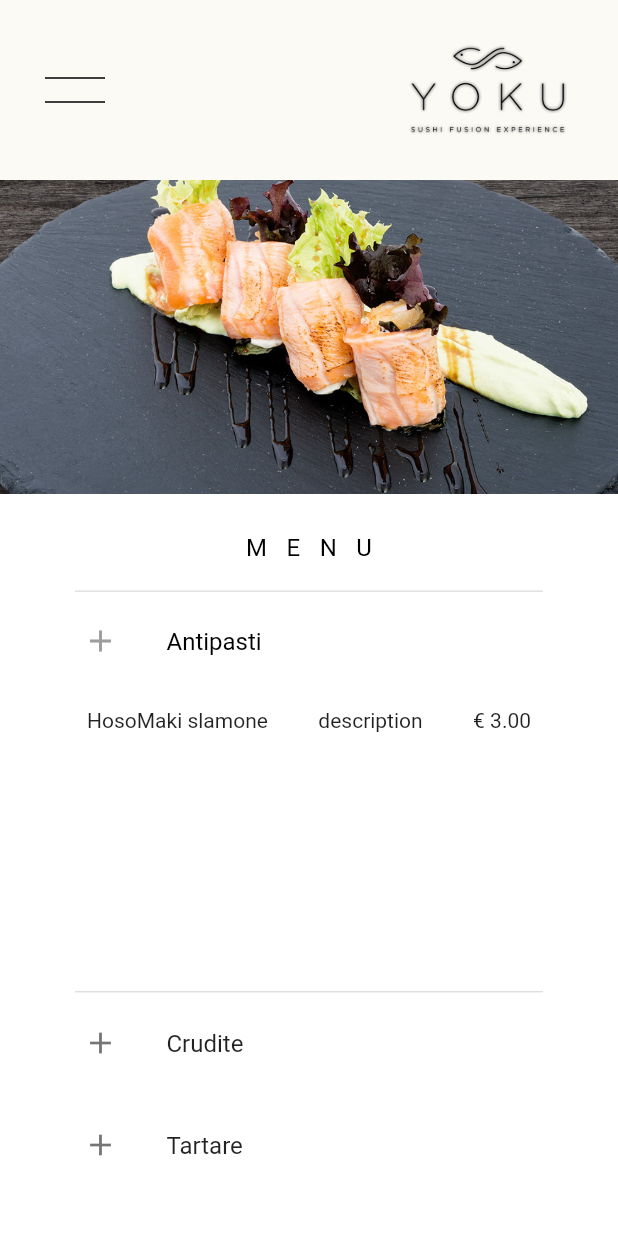
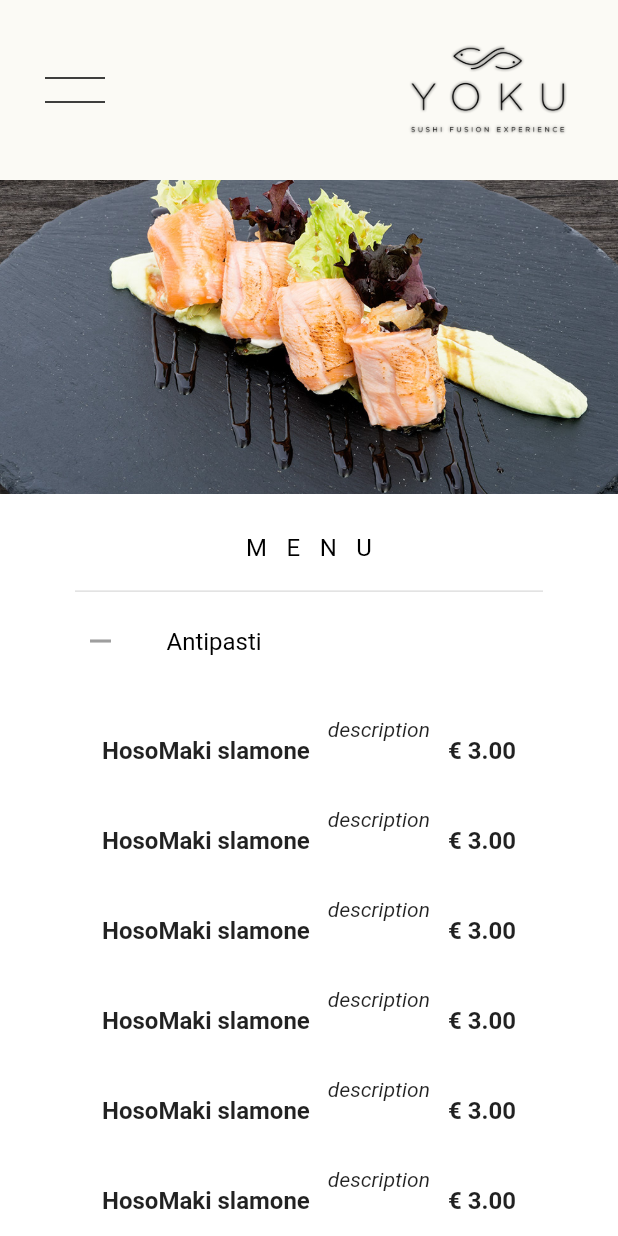
Before and after one commit to tonylaurnic/yoku_web_app, a Flutter app: the MenuScreen screen opened by its route, after a tap on "Antipasti", on a phone screen of 412 x 824 dp. Run offline on Flutter 3.47's test engine with Material 2 defaults, Android fonts, the phone set to English and light mode, and no system bars; our stand-ins replace carousel_slider, equatable, get, go_router, responsive_builder, sentry_flutter; Roboto replaces fonts that are missing (M_PLUS_1p).

Commit message:
menu expansion and category fixed

```diff
--- a/lib/controllers/category_controller.dart
+++ b/lib/controllers/category_controller.dart
@@ -8,6 +8,7 @@ class CategoryController extends GetxController {
   static CategoryController instance = Get.find();
 
   List<Category> category = Category.categories.obs;
+  // var category = <Category>[].obs;
 
   List<Product> categoryProducts(Category category) =>
       productController.products
--- a/lib/controllers/product_controller.dart
+++ b/lib/controllers/product_controller.dart
@@ -6,13 +6,14 @@ class ProductController extends GetxController {
   static ProductController instance = Get.find();
 
   RxList<Product> products = Product.products.obs;
+  // var products = <Product>[].obs;
 
   void addProduct() {
     update();
   }
 
-  List<Product> categoryProducts(Category? category) =>
-      products.where((product) => product.category == category!.name).toList();
+  List<Product> categoryProducts(Category category) =>
+      products.where((product) => product.category == category.name).toList();
 
   void reorderProduct(
     oldIndex,
--- a/lib/models/category_model.dart
+++ b/lib/models/category_model.dart
@@ -1,8 +1,8 @@
 import 'package:equatable/equatable.dart';
 
 class Category extends Equatable {
-  final String name;
-  final String imageUrl;
+  final String? name;
+  final String? imageUrl;
 
   const Category({
     required this.name,
@@ -121,5 +121,5 @@ class Category extends Equatable {
   ];
 
   @override
-  List<Object> get props => [name, imageUrl];
+  List<Object?> get props => [name, imageUrl];
 }
--- a/lib/models/products_models.dart
+++ b/lib/models/products_models.dart
@@ -3,9 +3,10 @@ import 'package:equatable/equatable.dart';
 class Product extends Equatable {
   final String name;
   final String category;
-  final String price;
+  final double price;
   final String description;
   final String allergy;
+
   const Product({
     required this.name,
     required this.category,
@@ -18,16 +19,88 @@ class Product extends Equatable {
     const Product(
       name: 'HosoMaki slamone',
       category: 'Antipasti',
-      price: '3.00',
+      price: 3.00,
       description: 'description',
-      allergy: 'allergy',
+      allergy: '',
     ),
     const Product(
-      name: 'Uramaki salmone',
-      category: 'Uramaki',
-      price: '14',
+      name: 'HosoMaki slamone',
+      category: 'Antipasti',
+      price: 3.00,
       description: 'description',
-      allergy: 'allergy',
+      allergy: '',
+    ),
+    const Product(
+      name: 'HosoMaki slamone',
+      category: 'Antipasti',
+      price: 3.00,
+      description: 'description',
+      allergy: '',
+    ),
+    const Product(
+      name: 'HosoMaki slamone',
+      category: 'Antipasti',
+      price: 3.00,
+      description: 'description',
+      allergy: '',
+    ),
+    const Product(
+      name: 'Gamberi e scampi',
+      category: 'Crudite',
+      price: 14,
+      description: 'description',
+      allergy: '',
+    ),
+    const Product(
+      name: 'SALMON TARTARE',
+      category: 'Tartare',
+      price: 10,
+      description:
+          'tartare di salmone con avocado, ikura, pasta kataifi e il suo condimento',
+      allergy: '',
+    ),
+    const Product(
+      name: 'HosoMaki slamone',
+      category: 'Antipasti',
+      price: 3.00,
+      description: 'description',
+      allergy: '',
+    ),
+    const Product(
+      name: 'HosoMaki slamone',
+      category: 'Antipasti',
+      price: 3.00,
+      description: 'description',
+      allergy: '',
+    ),
+    const Product(
+      name: 'HosoMaki slamone',
+      category: 'Antipasti',
+      price: 3.00,
+      description: 'description',
+      allergy: '',
+    ),
+    const Product(
+      name: 'HosoMaki slamone',
+      category: 'Antipasti',
+      price: 3.00,
+      description: 'description',
+      allergy: '',
+    ),
+    const Product(
+      name: 'Gamberi e scampi',
+      category: 'Crudite',
+      price: 14,
+      description: 'description',
+      allergy: '',
+    ),
+    const Product(
+      name: 'SALMON TARTARE',
+      category: 'Tartare',
+      price: 10,
+      description:
+          'tartare di salmone con avocado, ikura, pasta kataifi e il suo condimento',
+      allergy: '',
     )
   ];
 
--- a/lib/pages/menu/menu_desktop.dart
+++ b/lib/pages/menu/menu_desktop.dart
@@ -14,7 +14,7 @@ class MenuDesktopScreen extends StatefulWidget {
 }
 
 class _MenuDesktopScreenState extends State<MenuDesktopScreen> {
-  String? selectedValue;
+  bool selectedValue = false;
 
   bool isColapsed = false;
 
@@ -34,12 +34,20 @@ class _MenuDesktopScreenState extends State<MenuDesktopScreen> {
               const SizedBox(
                 height: 120,
               ),
-              HomePictureWidget(
+              !selectedValue
+                  ? HomePictureWidget(
                       topPadding: 0,
                       heigtContainer: MediaQuery.of(context).size.height * 0.5,
                       widithContainer: MediaQuery.of(context).size.height * 1.7,
                       image: 'assets/menu.jpg',
-              ),
+                    )
+                  : const SizedBox(),
+              // : HomePictureWidget(
+              //     topPadding: 0,
+              //     heigtContainer: MediaQuery.of(context).size.height * 0.2,
+              //     widithContainer: MediaQuery.of(context).size.height * 1.7,
+              //     image: 'assets/menu.jpg',
+              //   ),
               const SizedBox(height: 10),
               const Padding(
                 padding: EdgeInsets.all(20.0),
@@ -51,50 +59,59 @@ class _MenuDesktopScreenState extends State<MenuDesktopScreen> {
               Expanded(
                 child: ListView.builder(
                   itemCount: category.length,
-                  itemBuilder: (context, index) {
-                    isColapsed = colapsedIndex == index;
-                    //category
-                    return Column(
-                      children: [
-                        Padding(
+                  itemBuilder: (_, index) {
+                    final cat = category[index];
+
+                    var prodByCat = product
+                        .where((product) => product.category == cat.name)
+                        .toList();
+
+                    return Padding(
                       padding: const EdgeInsets.symmetric(horizontal: 50),
                       child: ExpansionTile(
+                        maintainState: true,
+                        title: Column(children: [
+                          Row(
+                            mainAxisAlignment: MainAxisAlignment.start,
+                            children: [
+                              Text('${cat.name}'),
+                            ],
+                          )
+                        ]),
+                        tilePadding: const EdgeInsets.all(5),
+                        expandedCrossAxisAlignment: CrossAxisAlignment.end,
+                        iconColor: Colors.grey,
+                        textColor: Colors.black,
+                        trailing: const SizedBox(),
+                        leading: colapsedIndex != index
+                            ? const Icon(Icons.add)
+                            : const Icon(Icons.remove),
                         key: Key(colapsedIndex.toString()),
                         initiallyExpanded: index == colapsedIndex,
                         onExpansionChanged: (value) {
                           value
                               ? setState(() {
                                   colapsedIndex = index;
+                                  selectedValue = true;
                                 })
                               : setState(() {
                                   colapsedIndex = -1;
+                                  selectedValue = false;
                                 });
                         },
-                            tilePadding: const EdgeInsets.all(5),
-                            iconColor: Colors.grey,
-                            textColor: Colors.black,
-                            title: Text(category[index].name),
-                            trailing: const SizedBox(),
-                            leading: const Icon(Icons.add),
                         children: [
                           SizedBox(
-                                height: 200,
+                            height: 50 * prodByCat.length.toDouble(),
                             child: ListView.builder(
-                                  itemCount: productController
-                                      .categoryProducts(category[index])
-                                      .length,
+                              itemCount: prodByCat.length,
                               itemBuilder: (context, index) {
                                 return ProductCardWidget(
-                                      product: product[index],
-                                      index: index,
-                                    );
+                                    product: prodByCat[index], index: index);
                               },
                             ),
                           ),
                         ],
                       ),
-                        ),
-                      ],
                     );
                   },
                 ),
--- a/lib/pages/menu/menu_mobile.dart
+++ b/lib/pages/menu/menu_mobile.dart
@@ -1,5 +1,6 @@
 import 'package:flutter/material.dart';
 import 'package:responsive_builder/responsive_builder.dart';
+
 import 'package:yoku_web_app/constants/controllers.dart';
 import 'package:yoku_web_app/widgets/footer/footer_widget.dart';
 import 'package:yoku_web_app/widgets/picture_widget/home_picture_widget.dart';
@@ -7,17 +8,18 @@ import 'package:yoku_web_app/widgets/product/product_card_widget.dart';
 import 'package:yoku_web_app/widgets/text/text_button.dart';
 
 class MenuMobileScreen extends StatefulWidget {
-  const MenuMobileScreen({super.key});
+  const MenuMobileScreen({
+    Key? key,
+  }) : super(key: key);
 
   @override
   State<MenuMobileScreen> createState() => _MenuMobileScreenState();
 }
 
 class _MenuMobileScreenState extends State<MenuMobileScreen> {
-  String? selectedValue;
+  bool selectedValue = false;
 
   bool isColapsed = false;
-
   int colapsedIndex = -1;
 
   @override
@@ -25,6 +27,7 @@ class _MenuMobileScreenState extends State<MenuMobileScreen> {
     var product = productController.products;
     var category = categoryController.category;
     return SingleChildScrollView(
+      reverse: false,
       child: ScreenTypeLayout(
         mobile: SizedBox(
           height: 2000,
@@ -49,17 +52,38 @@ class _MenuMobileScreenState extends State<MenuMobileScreen> {
               Expanded(
                 child: ListView.builder(
                   itemCount: category.length,
-                  itemBuilder: (context, index) {
-                    isColapsed = colapsedIndex == index;
-                    //category
-                    return Column(
-                      children: [
-                        Padding(
+                  itemBuilder: (_, index) {
+                    final cat = category[index];
+
+                    var prodByCat = product
+                        .where((product) => product.category == cat.name)
+                        .toList();
+
+                    return Padding(
                       padding: const EdgeInsets.symmetric(horizontal: 50),
                       child: ExpansionTile(
+                        maintainState: true,
+                        childrenPadding: const EdgeInsets.all(10),
+                        tilePadding: const EdgeInsets.all(5),
+                        expandedCrossAxisAlignment: CrossAxisAlignment.start,
+                        iconColor: Colors.grey,
+                        textColor: Colors.black,
+                        trailing: const SizedBox(),
+                        leading: colapsedIndex != index
+                            ? const Icon(Icons.add)
+                            : const Icon(Icons.remove),
+                        title: Column(children: [
+                          Row(
+                            mainAxisAlignment: MainAxisAlignment.start,
+                            children: [
+                              Text('${cat.name}'),
+                            ],
+                          )
+                        ]),
                         key: Key(colapsedIndex.toString()),
                         initiallyExpanded: index == colapsedIndex,
                         onExpansionChanged: (value) {
+                          selectedValue = isColapsed = !isColapsed;
                           value
                               ? setState(() {
                                   colapsedIndex = index;
@@ -68,22 +92,14 @@ class _MenuMobileScreenState extends State<MenuMobileScreen> {
                                   colapsedIndex = -1;
                                 });
                         },
-                            tilePadding: const EdgeInsets.all(5),
-                            iconColor: Colors.grey,
-                            textColor: Colors.black,
-                            title: Text(category[index].name),
-                            trailing: const SizedBox(),
-                            leading: const Icon(Icons.add),
                         children: [
                           SizedBox(
-                                height: 200,
+                            height: 50 * prodByCat.length.toDouble(),
                             child: ListView.builder(
-                                  itemCount: productController
-                                      .categoryProducts(category[index])
-                                      .length,
+                              itemCount: prodByCat.length,
                               itemBuilder: (context, index) {
                                 return ProductCardWidget(
-                                      product: product[index],
+                                  product: prodByCat[index],
                                   index: index,
                                 );
                               },
@@ -91,8 +107,6 @@ class _MenuMobileScreenState extends State<MenuMobileScreen> {
                           ),
                         ],
                       ),
-                        ),
-                      ],
                     );
                   },
                 ),
--- a/lib/widgets/navigation_bar/navbar_logo.dart
+++ b/lib/widgets/navigation_bar/navbar_logo.dart
@@ -2,6 +2,7 @@ import 'package:flutter/material.dart';
 
 class NavBarLogo extends StatelessWidget {
   const NavBarLogo({
+    super.key,
     this.isMobil = false,
   });
   final bool isMobil;
--- a/lib/widgets/product/product_card_widget.dart
+++ b/lib/widgets/product/product_card_widget.dart
@@ -12,15 +12,39 @@ class ProductCardWidget extends StatelessWidget {
   @override
   Widget build(BuildContext context) {
     return SizedBox(
-      height: 40,
+      height: 60,
       child: Padding(
         padding: const EdgeInsets.all(8.0),
         child: Row(
           mainAxisAlignment: MainAxisAlignment.spaceBetween,
           children: [
-            Text(Product.products[index].name),
-            Text(Product.products[index].description),
-            Text('€ ${Product.products[index].price}'),
+            Text(
+              product.name,
+              style: const TextStyle(
+                fontSize: 16,
+                fontWeight: FontWeight.w700,
+              ),
+            ),
+            Flexible(
+              child: Column(
+                children: [
+                  Text(
+                    maxLines: 2,
+                    overflow: TextOverflow.ellipsis,
+                    product.description,
+                    style: const TextStyle(
+                        fontSize: 14, fontStyle: FontStyle.italic),
+                  ),
+                ],
+              ),
+            ),
+            Text(
+              '€ ${product.price.toStringAsFixed(2)}',
+              style: const TextStyle(
+                fontSize: 16,
+                fontWeight: FontWeight.w700,
+              ),
+            ),
           ],
         ),
       ),
```
Lines whose indentation alone changed are shown as unchanged.
